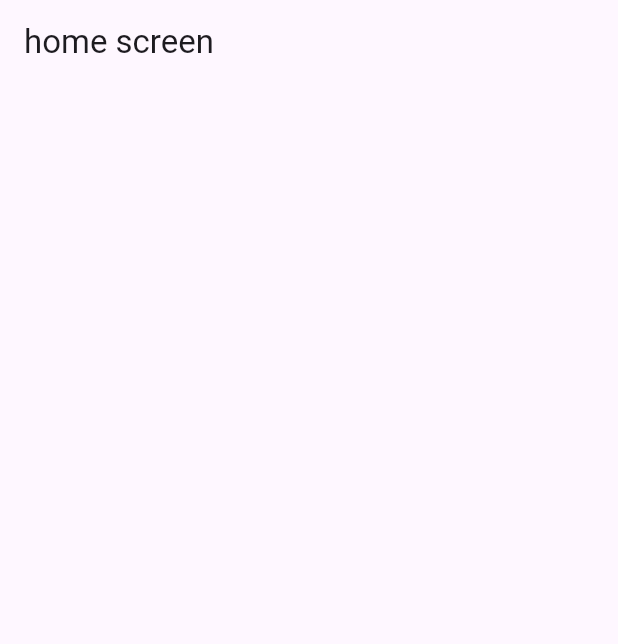
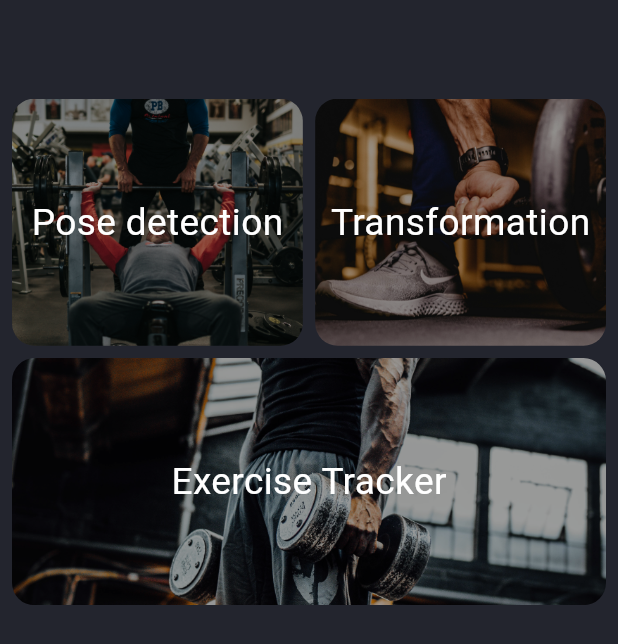
Before and after one commit to noobprograms/Fitness-App-Flutter, a Flutter app: the HomeScreen screen opened by its route, on a phone screen of 412 x 824 dp. Shown: the top 644 px of the screen. Run offline on Flutter 3.47's test engine with Material 3 defaults, Android fonts, the light colour scheme and no system bars; our stand-ins replace firebase_auth, firebase_core; accounts and stored records are empty.

Commit message:
added 3 menues to the home screebn

```diff
--- a/lib/utils/imageConstants.dart
+++ b/lib/utils/imageConstants.dart
@@ -4,5 +4,7 @@ class ImageConstant {
   static String onBoarding1 = '$imagePath/onBoardingPic1.jpg';
   static String onBoarding2 = '$imagePath/onBoardingPic2.jpg';
   static String onBoarding3 = '$imagePath/onBoardingPic3.jpg';
+  static String poseDetectionPic = '$imagePath/poseDetection.jpg';
+
   static String verifyEmail = '$imagePath/verifyEmail.jpg';
 }
--- a/lib/view/home_screen.dart
+++ b/lib/view/home_screen.dart
@@ -1,4 +1,5 @@
 import 'package:flutter/material.dart';
+import 'package:flutter_fitness_app/utils/imageConstants.dart';
 
 class HomeScreen extends StatefulWidget {
   const HomeScreen({super.key});
@@ -10,10 +11,101 @@ class HomeScreen extends StatefulWidget {
 class _HomeScreenState extends State<HomeScreen> {
   @override
   Widget build(BuildContext context) {
+    double screenWidth = MediaQuery.of(context).size.width;
+    double screenHeight = MediaQuery.of(context).size.height;
     return Scaffold(
-      appBar: AppBar(
-        title: Text('home screen'),
-        automaticallyImplyLeading: false,
+      backgroundColor: Color.fromARGB(255, 35, 37, 46),
+      body: Padding(
+        padding: const EdgeInsets.all(8.0),
+        child: Column(
+          children: [
+            SizedBox(
+              height: screenHeight * 0.07,
+            ),
+            Row(
+              mainAxisAlignment: MainAxisAlignment.spaceBetween,
+              children: [
+                Expanded(
+                  child: InkWell(
+                    onTap: () {},
+                    child: Container(
+                        height: screenHeight * 0.2,
+                        decoration: BoxDecoration(
+                          image: DecorationImage(
+                            fit: BoxFit.cover,
+                            colorFilter: ColorFilter.mode(
+                                Colors.grey[500]!, BlendMode.modulate),
+                            image: AssetImage(ImageConstant.poseDetectionPic),
+                          ),
+                          borderRadius: BorderRadius.circular(15),
+                        ),
+                        child: Center(
+                            child: Text(
+                          'Pose detection',
+                          style: TextStyle(
+                              color: Colors.white,
+                              fontSize: screenHeight * 0.03),
+                        ))),
+                  ),
+                ),
+                SizedBox(
+                  width: screenWidth * 0.02,
+                ),
+                Expanded(
+                  child: InkWell(
+                    onTap: () {},
+                    child: Container(
+                        width: screenWidth * 0.4,
+                        height: screenHeight * 0.2,
+                        decoration: BoxDecoration(
+                            image: DecorationImage(
+                                fit: BoxFit.cover,
+                                colorFilter: ColorFilter.mode(
+                                    Colors.grey[500]!, BlendMode.modulate),
+                                image: AssetImage(
+                                  ImageConstant.onBoarding3,
+                                )),
+                            borderRadius: BorderRadius.circular(15)),
+                        child: Center(
+                            child: Text(
+                          'Transformation',
+                          style: TextStyle(
+                              color: Colors.white,
+                              fontSize: screenHeight * 0.03),
+                        ))),
+                  ),
+                )
+              ],
+            ),
+            SizedBox(height: screenHeight * 0.01),
+            Row(
+              children: [
+                Expanded(
+                  child: InkWell(
+                    onTap: () {},
+                    child: Container(
+                        width: screenWidth * 0.8,
+                        height: screenHeight * 0.2,
+                        decoration: BoxDecoration(
+                            image: DecorationImage(
+                                colorFilter: ColorFilter.mode(
+                                    Colors.grey[500]!, BlendMode.modulate),
+                                fit: BoxFit.cover,
+                                image: AssetImage(ImageConstant.onBoarding2)),
+                            borderRadius: BorderRadius.circular(15)),
+                        child: Center(
+                            child: Text(
+                          'Exercise Tracker',
+                          style: TextStyle(
+                              color: Colors.white,
+                              fontSize: screenHeight * 0.03),
+                        ))),
+                  ),
+                ),
+              ],
+            )
+          ],
+        ),
       ),
     );
   }
```
Also changed, not shown: assets/images/poseDetection.jpg (added).
